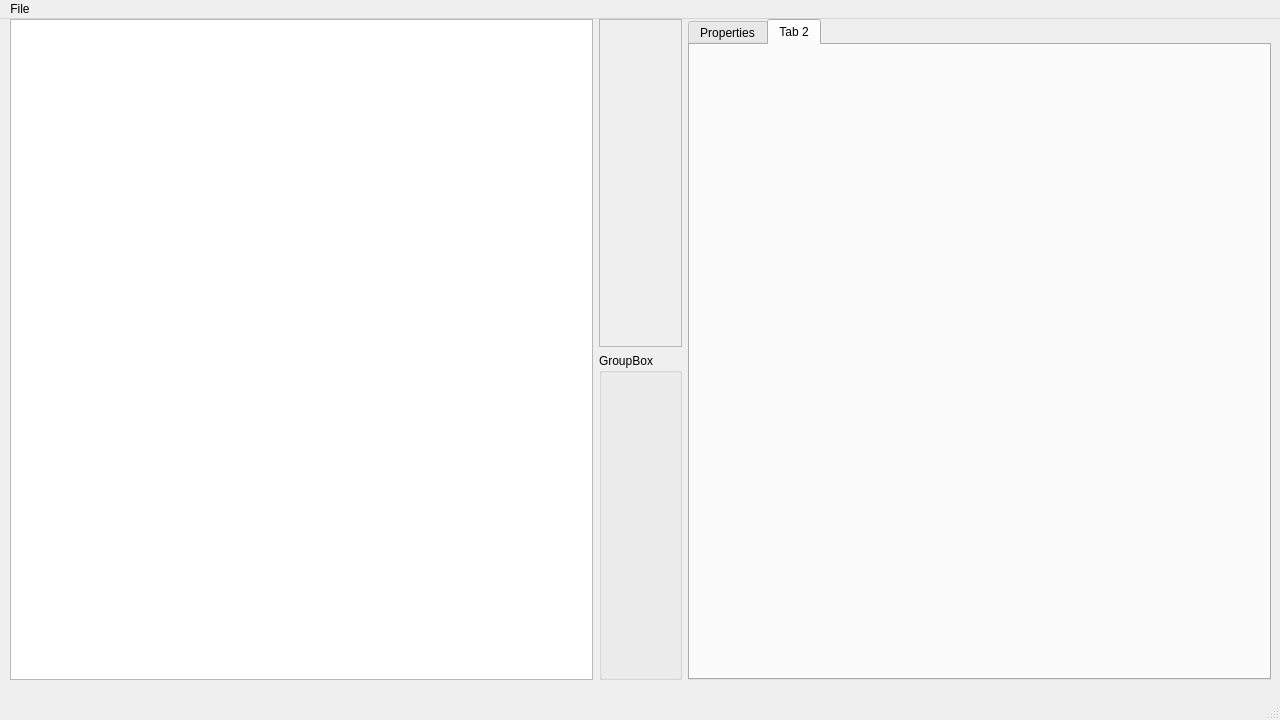
First picture: the form in src/mainwindow.ui, repository nickenchev/boilered, before the edit.
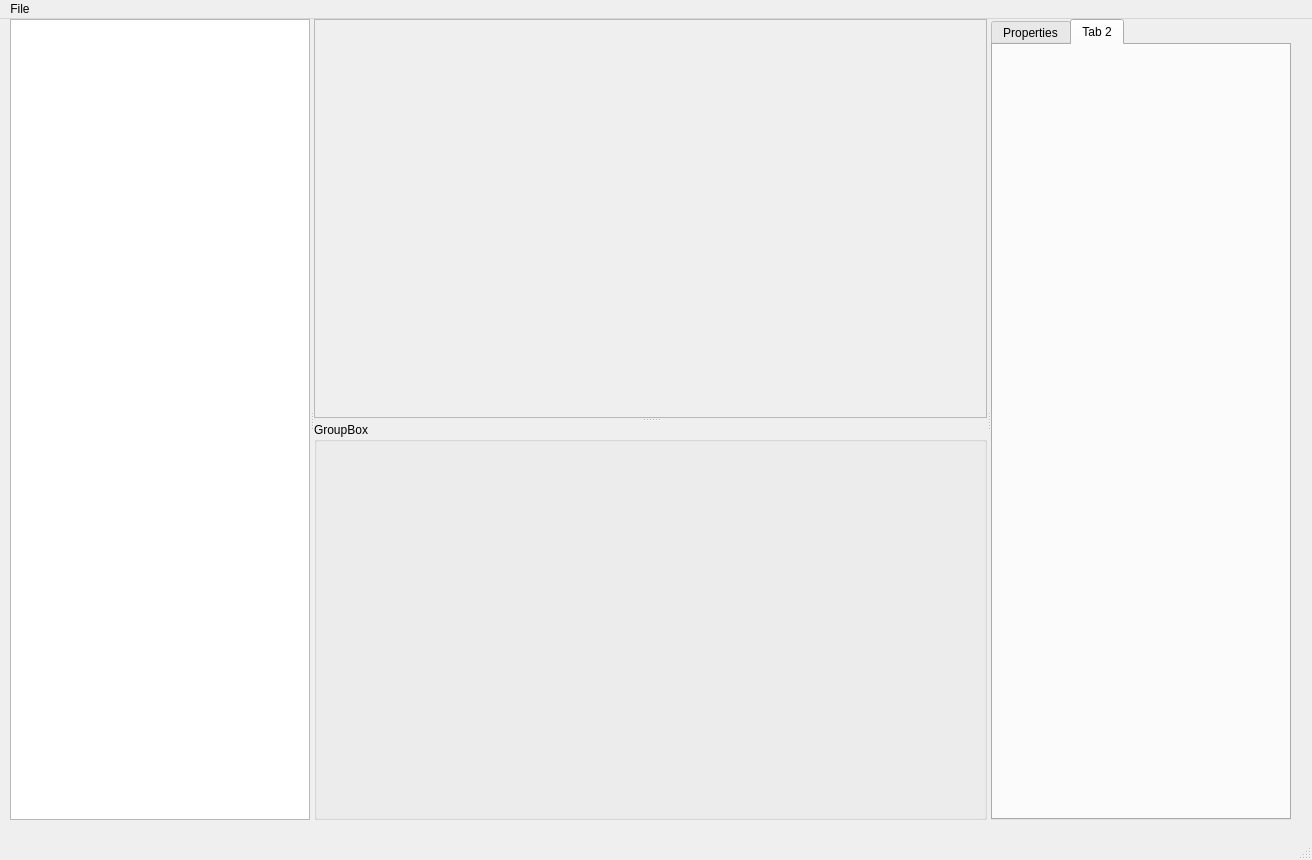
Second picture: the form after the edit. The open tabs and pages were chosen to show the change.

Commit message: Switched layout to splitters for resizing

```diff
--- a/src/mainwindow.ui
+++ b/src/mainwindow.ui
@@ -6,34 +6,42 @@
    <rect>
     <x>0</x>
     <y>0</y>
-    <width>1280</width>
-    <height>720</height>
+    <width>1312</width>
+    <height>860</height>
    </rect>
   </property>
   <property name="windowTitle">
    <string>Boilered</string>
   </property>
   <widget class="QWidget" name="centralwidget">
-   <widget class="QWidget" name="">
+   <widget class="QSplitter" name="splitter_2">
     <property name="geometry">
      <rect>
       <x>10</x>
       <y>0</y>
-      <width>1261</width>
-      <height>661</height>
+      <width>1281</width>
+      <height>801</height>
      </rect>
     </property>
-    <layout class="QHBoxLayout" name="horizontalLayout">
-     <item>
-      <widget class="QListView" name="entitiesListView"/>
-     </item>
-     <item>
-      <layout class="QVBoxLayout" name="verticalLayout">
-       <item>
+    <property name="orientation">
+     <enum>Qt::Horizontal</enum>
+    </property>
+    <widget class="QListView" name="entitiesListView">
+     <property name="maximumSize">
+      <size>
+       <width>300</width>
+       <height>16777215</height>
+      </size>
+     </property>
+    </widget>
+    <widget class="QSplitter" name="splitter">
+     <property name="orientation">
+      <enum>Qt::Vertical</enum>
+     </property>
         <widget class="QFrame" name="renderParent">
          <property name="minimumSize">
           <size>
-           <width>80</width>
+        <width>0</width>
            <height>0</height>
           </size>
          </property>
@@ -44,18 +52,19 @@
           <enum>QFrame::Raised</enum>
          </property>
         </widget>
-       </item>
-       <item>
         <widget class="QGroupBox" name="groupBox">
          <property name="title">
           <string>GroupBox</string>
          </property>
         </widget>
-       </item>
-      </layout>
-     </item>
-     <item>
+    </widget>
       <widget class="QTabWidget" name="tabWidget">
+     <property name="maximumSize">
+      <size>
+       <width>300</width>
+       <height>16777215</height>
+      </size>
+     </property>
        <property name="currentIndex">
         <number>0</number>
        </property>
@@ -70,8 +79,6 @@
         </attribute>
        </widget>
       </widget>
-     </item>
-    </layout>
    </widget>
   </widget>
   <widget class="QMenuBar" name="menubar">
@@ -79,7 +86,7 @@
     <rect>
      <x>0</x>
      <y>0</y>
-     <width>1280</width>
+     <width>1312</width>
      <height>30</height>
     </rect>
    </property>
```
Left out of the diff: 2 changed lines with no effect on the pictures. Lines whose indentation alone changed are shown as unchanged. The commit also changes 2 other files.
